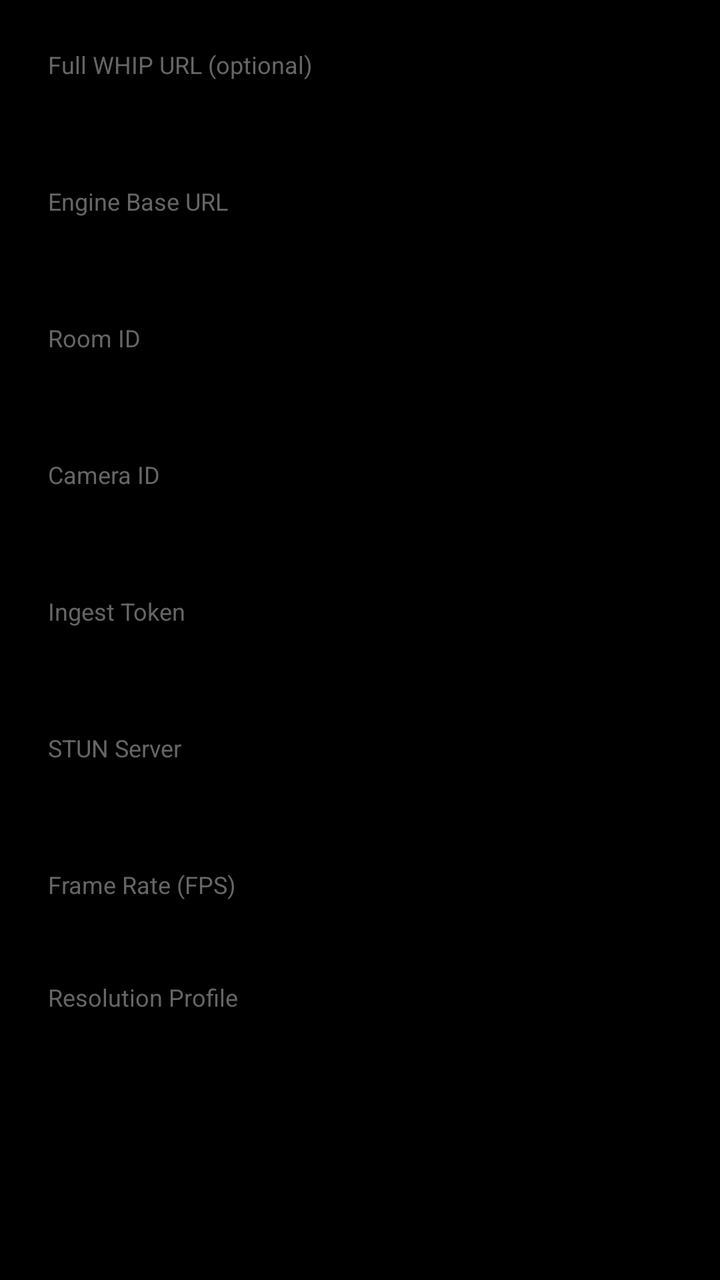
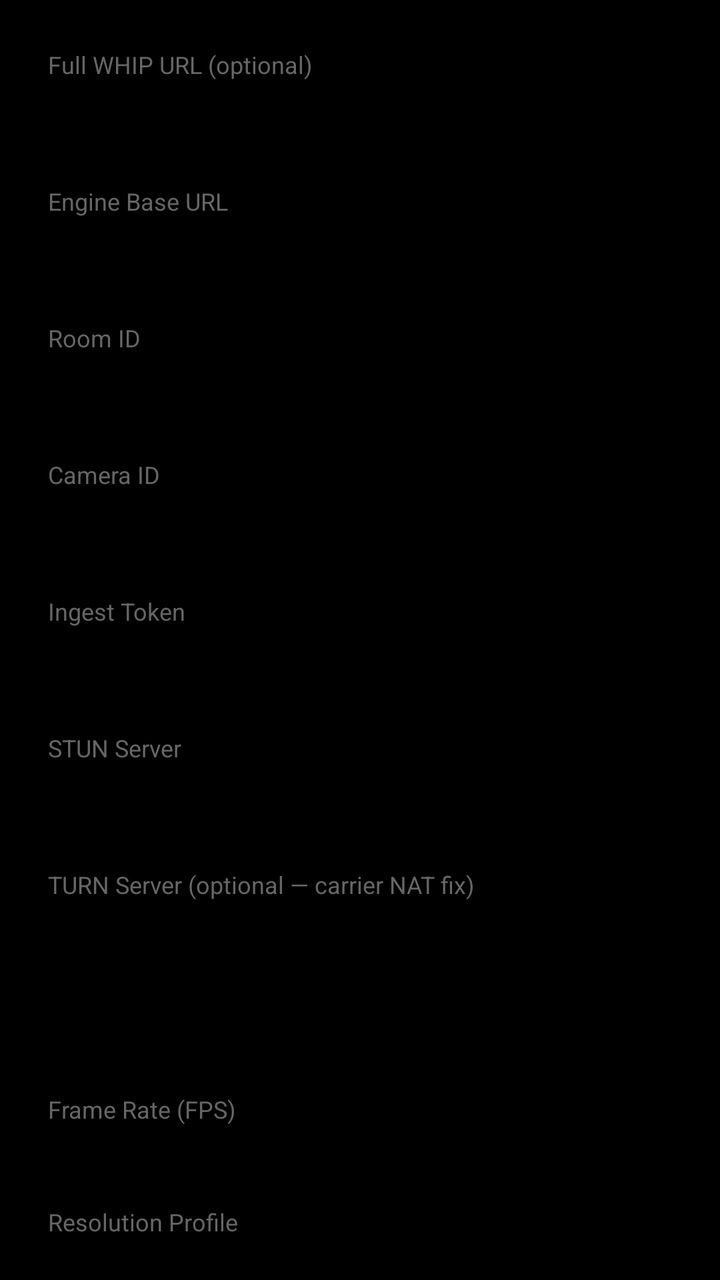

Compare the two renders of this Android layout. The source of the first and the diff that turns it into the second are given below.
<!-- AndroidManifest.xml: application theme Theme.ToddBroadcaster -->
<!-- res/layout/dialog_config.xml -->
<?xml version="1.0" encoding="utf-8"?>
<ScrollView xmlns:android="http://schemas.android.com/apk/res/android"
    android:layout_width="match_parent"
    android:layout_height="wrap_content"
    android:scrollbars="vertical">

    <LinearLayout
        android:layout_width="match_parent"
        android:layout_height="wrap_content"
        android:orientation="vertical"
        android:padding="24dp">

    <TextView
        android:layout_width="match_parent"
        android:layout_height="wrap_content"
        android:text="Full WHIP URL (optional)"
        android:textSize="12sp"
        android:textColor="#666666"
        android:layout_marginBottom="4dp" />

    <EditText
        android:id="@+id/et_full_url"
        android:layout_width="match_parent"
        android:layout_height="wrap_content"
        android:hint="Paste full ingest URL here — auto-fills fields below"
        android:inputType="textUri"
        android:textSize="14sp"
        android:layout_marginBottom="12dp" />

    <TextView
        android:layout_width="match_parent"
        android:layout_height="wrap_content"
        android:text="Engine Base URL"
        android:textSize="12sp"
        android:textColor="#666666"
        android:layout_marginBottom="4dp" />

    <EditText
        android:id="@+id/et_base_url"
        android:layout_width="match_parent"
        android:layout_height="wrap_content"
        android:hint="https://studio.traceodd.com"
        android:inputType="textUri"
        android:textSize="14sp"
        android:layout_marginBottom="12dp" />

    <TextView
        android:layout_width="match_parent"
        android:layout_height="wrap_content"
        android:text="Room ID"
        android:textSize="12sp"
        android:textColor="#666666"
        android:layout_marginBottom="4dp" />

    <EditText
        android:id="@+id/et_room_id"
        android:layout_width="match_parent"
        android:layout_height="wrap_content"
        android:hint="room-001"
        android:inputType="text"
        android:textSize="14sp"
        android:layout_marginBottom="12dp" />

    <TextView
        android:layout_width="match_parent"
        android:layout_height="wrap_content"
        android:text="Camera ID"
        android:textSize="12sp"
        android:textColor="#666666"
        android:layout_marginBottom="4dp" />

    <EditText
        android:id="@+id/et_camera_id"
        android:layout_width="match_parent"
        android:layout_height="wrap_content"
        android:hint="cam-1"
        android:inputType="text"
        android:textSize="14sp"
        android:layout_marginBottom="12dp" />

    <TextView
        android:layout_width="match_parent"
        android:layout_height="wrap_content"
        android:text="Ingest Token"
        android:textSize="12sp"
        android:textColor="#666666"
        android:layout_marginBottom="4dp" />

    <EditText
        android:id="@+id/et_token"
        android:layout_width="match_parent"
        android:layout_height="wrap_content"
        android:hint="Bearer token from Studio"
        android:inputType="text"
        android:textSize="14sp"
        android:layout_marginBottom="12dp" />

    <TextView
        android:layout_width="match_parent"
        android:layout_height="wrap_content"
        android:text="STUN Server"
        android:textSize="12sp"
        android:textColor="#666666"
        android:layout_marginBottom="4dp" />

    <EditText
        android:id="@+id/et_stun"
        android:layout_width="match_parent"
        android:layout_height="wrap_content"
        android:hint="stun:stun.l.google.com:19302"
        android:inputType="textUri"
        android:textSize="14sp"
        android:layout_marginBottom="12dp" />

    <TextView
        android:layout_width="match_parent"
        android:layout_height="wrap_content"
        android:text="Frame Rate (FPS)"
        android:textSize="12sp"
        android:textColor="#666666"
        android:layout_marginBottom="4dp" />

    <Spinner
        android:id="@+id/spinner_fps"
        android:layout_width="match_parent"
        android:layout_height="wrap_content"
        android:layout_marginBottom="12dp" />

    <TextView
        android:layout_width="match_parent"
        android:layout_height="wrap_content"
        android:text="Resolution Profile"
        android:textSize="12sp"
        android:textColor="#666666"
        android:layout_marginBottom="4dp" />

    <Spinner
        android:id="@+id/spinner_profile"
        android:layout_width="match_parent"
        android:layout_height="wrap_content"
        android:layout_marginBottom="8dp" />

</LinearLayout>
</ScrollView>
<!-- resources referenced by this layout -->
<resources>
  <style name="Theme.ToddBroadcaster" parent="Theme.MaterialComponents.DayNight.NoActionBar">
          <item name="colorPrimary">#EF4444</item>
          <item name="colorPrimaryDark">#B91C1C</item>
          <item name="colorAccent">#F59E0B</item>
          <item name="android:statusBarColor">#000000</item>
          <item name="android:navigationBarColor">#000000</item>
          <item name="android:windowBackground">#000000</item>
      </style>
</resources>

<!-- the commit's change to res/layout/dialog_config.xml (unified diff, before → after) -->
@@ -115,6 +115,49 @@
     <TextView
         android:layout_width="match_parent"
         android:layout_height="wrap_content"
+        android:text="TURN Server (optional — carrier NAT fix)"
+        android:textSize="12sp"
+        android:textColor="#666666"
+        android:layout_marginBottom="4dp" />
+
+    <EditText
+        android:id="@+id/et_turn_url"
+        android:layout_width="match_parent"
+        android:layout_height="wrap_content"
+        android:hint="turn:135.181.46.27:3478"
+        android:inputType="textUri"
+        android:textSize="14sp"
+        android:layout_marginBottom="8dp" />
+
+    <LinearLayout
+        android:layout_width="match_parent"
+        android:layout_height="wrap_content"
+        android:orientation="horizontal"
+        android:layout_marginBottom="12dp">
+
+        <EditText
+            android:id="@+id/et_turn_user"
+            android:layout_width="0dp"
+            android:layout_height="wrap_content"
+            android:layout_weight="1"
+            android:hint="TURN username"
+            android:inputType="text"
+            android:textSize="14sp"
+            android:layout_marginEnd="8dp" />
+
+        <EditText
+            android:id="@+id/et_turn_pass"
+            android:layout_width="0dp"
+            android:layout_height="wrap_content"
+            android:layout_weight="1"
+            android:hint="TURN password"
+            android:inputType="textPassword"
+            android:textSize="14sp" />
+    </LinearLayout>
+
+    <TextView
+        android:layout_width="match_parent"
+        android:layout_height="wrap_content"
         android:text="Frame Rate (FPS)"
         android:textSize="12sp"
         android:textColor="#666666"
